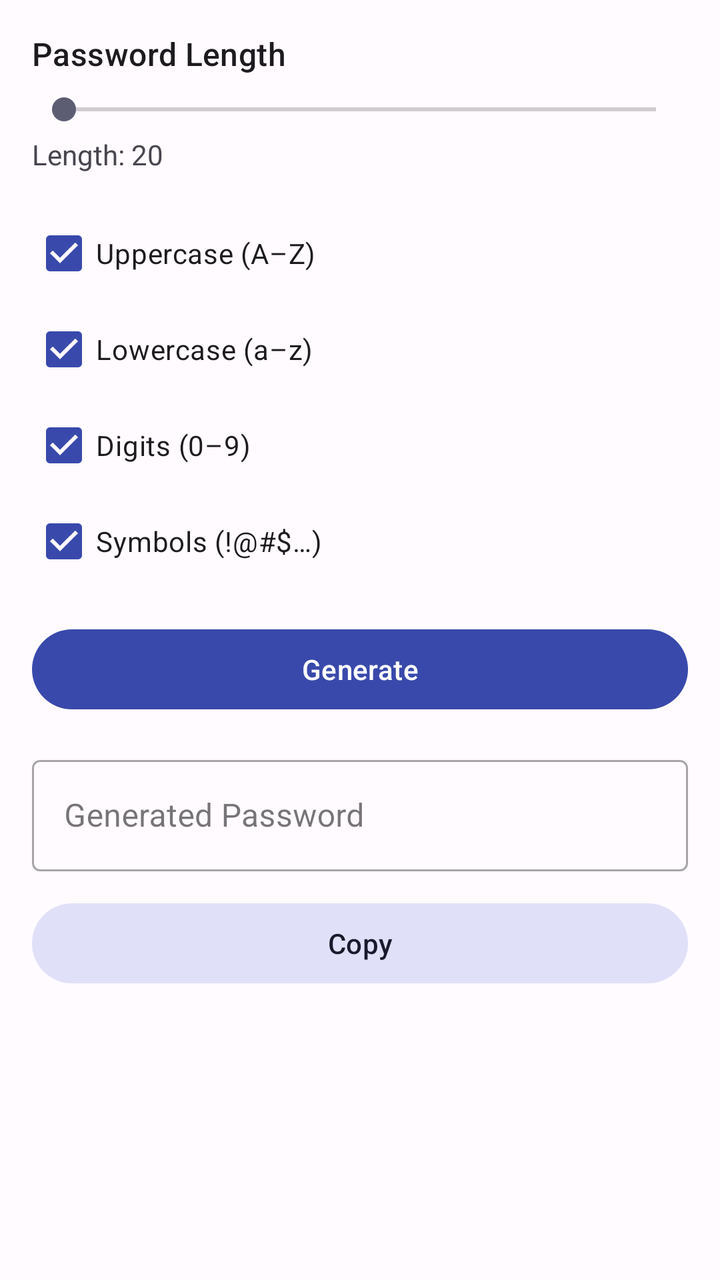
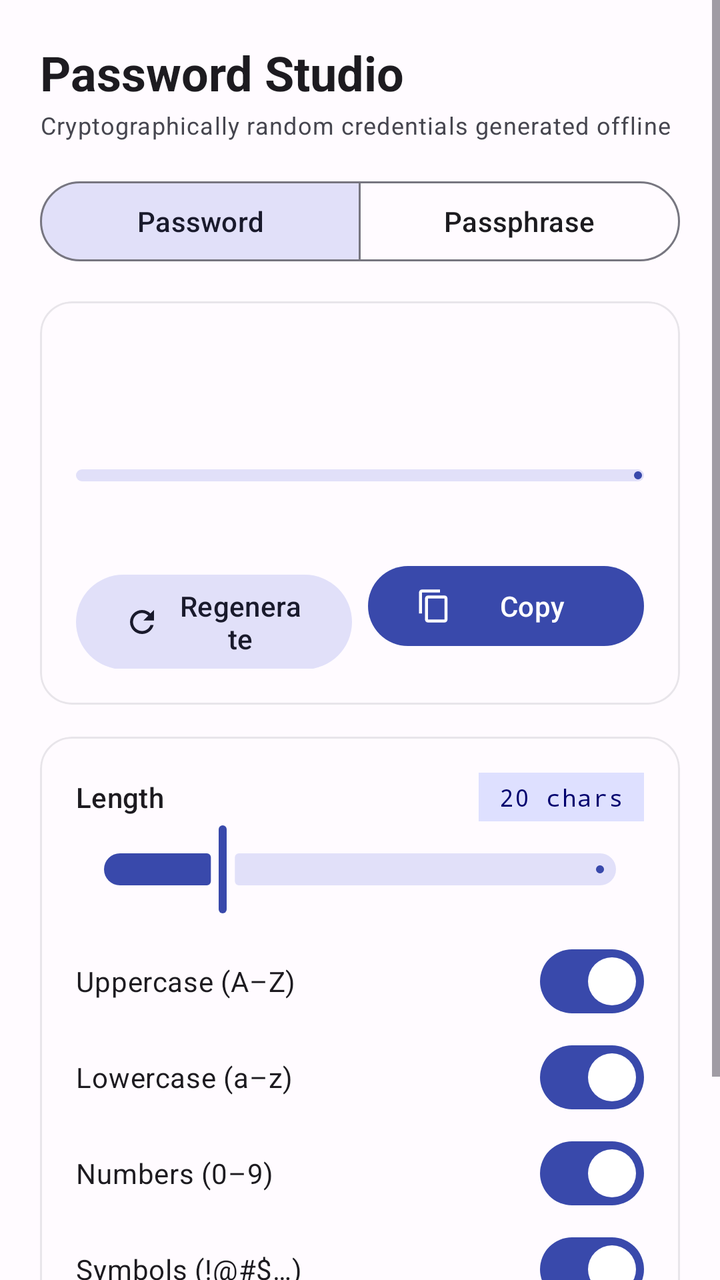

The first picture is an Android layout as it rendered before a commit; the second is the same layout after the commit. The layout source and the unified diff follow.
<!-- AndroidManifest.xml: application theme Theme.KeyFort -->
<!-- res/layout/fragment_generator.xml -->
<?xml version="1.0" encoding="utf-8"?>
<ScrollView xmlns:android="http://schemas.android.com/apk/res/android"
    android:layout_width="match_parent"
    android:layout_height="match_parent">

    <LinearLayout
        android:layout_width="match_parent"
        android:layout_height="wrap_content"
        android:orientation="vertical"
        android:padding="16dp">

        <com.google.android.material.textview.MaterialTextView
            android:layout_width="wrap_content"
            android:layout_height="wrap_content"
            android:text="@string/password_length_title"
            android:textAppearance="?attr/textAppearanceTitleMedium"
            android:layout_marginBottom="8dp" />

        <SeekBar
            android:id="@+id/seek_bar_length"
            android:layout_width="match_parent"
            android:layout_height="wrap_content"
            android:layout_marginBottom="4dp" />

        <com.google.android.material.textview.MaterialTextView
            android:id="@+id/tv_length_label"
            android:layout_width="wrap_content"
            android:layout_height="wrap_content"
            android:text="@string/password_length_label_default"
            android:layout_marginBottom="16dp" />

        <CheckBox
            android:id="@+id/check_upper"
            android:layout_width="wrap_content"
            android:layout_height="wrap_content"
            android:text="@string/uppercase"
            android:checked="true" />

        <CheckBox
            android:id="@+id/check_lower"
            android:layout_width="wrap_content"
            android:layout_height="wrap_content"
            android:text="@string/lowercase"
            android:checked="true" />

        <CheckBox
            android:id="@+id/check_digits"
            android:layout_width="wrap_content"
            android:layout_height="wrap_content"
            android:text="@string/digits"
            android:checked="true" />

        <CheckBox
            android:id="@+id/check_symbols"
            android:layout_width="wrap_content"
            android:layout_height="wrap_content"
            android:text="@string/symbols"
            android:checked="true"
            android:layout_marginBottom="16dp" />

        <com.google.android.material.button.MaterialButton
            android:id="@+id/btn_generate"
            android:layout_width="match_parent"
            android:layout_height="wrap_content"
            android:text="@string/generate"
            android:layout_marginBottom="16dp" />

        <com.google.android.material.textfield.TextInputLayout
            android:layout_width="match_parent"
            android:layout_height="wrap_content"
            android:hint="@string/generated_password"
            android:layout_marginBottom="12dp"
            style="@style/Widget.MaterialComponents.TextInputLayout.OutlinedBox">
            <com.google.android.material.textfield.TextInputEditText
                android:id="@+id/tv_password_result"
                android:layout_width="match_parent"
                android:layout_height="wrap_content"
                android:focusable="false"
                android:inputType="textVisiblePassword" />
        </com.google.android.material.textfield.TextInputLayout>

        <com.google.android.material.button.MaterialButton
            android:id="@+id/btn_copy"
            android:layout_width="match_parent"
            android:layout_height="wrap_content"
            android:text="@string/copy"
            style="@style/Widget.Material3.Button.TonalButton" />

    </LinearLayout>
</ScrollView>
<!-- resources referenced by this layout -->
<resources>
  <string name="copy">Copy</string>
  <string name="digits">Digits (0–9)</string>
  <string name="generate">Generate</string>
  <string name="generated_password">Generated Password</string>
  <string name="lowercase">Lowercase (a–z)</string>
  <string name="password_length_label_default">Length: 20</string>
  <string name="password_length_title">Password Length</string>
  <string name="symbols">Symbols (!@#$…)</string>
  <string name="uppercase">Uppercase (A–Z)</string>
  <color name="md_theme_primary">#3949AB</color>
  <color name="md_theme_onPrimary">#FFFFFF</color>
  <color name="md_theme_primaryContainer">#DEE0FF</color>
  <color name="md_theme_onPrimaryContainer">#00006E</color>
  <color name="md_theme_secondary">#5C5D72</color>
  <color name="md_theme_onSecondary">#FFFFFF</color>
  <color name="md_theme_secondaryContainer">#E1E0F9</color>
  <color name="md_theme_onSecondaryContainer">#191A2C</color>
  <color name="md_theme_tertiary">#78536A</color>
  <color name="md_theme_onTertiary">#FFFFFF</color>
  <color name="md_theme_tertiaryContainer">#FFD8EE</color>
  <color name="md_theme_onTertiaryContainer">#2E1125</color>
  <color name="md_theme_error">#BA1A1A</color>
  <color name="md_theme_errorContainer">#FFDAD6</color>
  <color name="md_theme_onError">#FFFFFF</color>
  <color name="md_theme_onErrorContainer">#410002</color>
  <color name="md_theme_background">#FFFBFF</color>
  <color name="md_theme_onBackground">#1C1B1F</color>
  <color name="md_theme_surface">#FFFBFF</color>
  <color name="md_theme_onSurface">#1C1B1F</color>
  <color name="md_theme_surfaceVariant">#E4E1EC</color>
  <color name="md_theme_onSurfaceVariant">#46464F</color>
  <color name="md_theme_outline">#777680</color>
  <color name="md_theme_inverseOnSurface">#F4EFF4</color>
  <color name="md_theme_inverseSurface">#313033</color>
  <color name="md_theme_inversePrimary">#BAC3FF</color>
  <!-- unchanged entries left out for length: 1 -->
</resources>

<!-- the commit's change to res/layout/fragment_generator.xml (unified diff, before → after) -->
@@ -1,90 +1,397 @@
 <?xml version="1.0" encoding="utf-8"?>
 <ScrollView xmlns:android="http://schemas.android.com/apk/res/android"
+    xmlns:app="http://schemas.android.com/apk/res-auto"
     android:layout_width="match_parent"
-    android:layout_height="match_parent">
+    android:layout_height="match_parent"
+    android:fillViewport="true">
 
     <LinearLayout
         android:layout_width="match_parent"
         android:layout_height="wrap_content"
         android:orientation="vertical"
-        android:padding="16dp">
+        android:padding="20dp"
+        android:paddingBottom="32dp">
 
         <com.google.android.material.textview.MaterialTextView
             android:layout_width="wrap_content"
             android:layout_height="wrap_content"
-            android:text="@string/password_length_title"
-            android:textAppearance="?attr/textAppearanceTitleMedium"
-            android:layout_marginBottom="8dp" />
-
-        <SeekBar
-            android:id="@+id/seek_bar_length"
+            android:text="@string/generator_title"
+            android:textAppearance="?attr/textAppearanceHeadlineSmall"
+            android:textStyle="bold" />
+
+        <com.google.android.material.textview.MaterialTextView
+            android:layout_width="wrap_content"
+            android:layout_height="wrap_content"
+            android:text="@string/generator_subtitle"
+            android:textAppearance="?attr/textAppearanceBodySmall"
+            android:textColor="?attr/colorOnSurfaceVariant"
+            android:layout_marginTop="2dp"
+            android:layout_marginBottom="16dp" />
+
+        
+        <com.google.android.material.button.MaterialButtonToggleGroup
+            android:id="@+id/toggle_gen_mode"
             android:layout_width="match_parent"
             android:layout_height="wrap_content"
-            android:layout_marginBottom="4dp" />
-
-        <com.google.android.material.textview.MaterialTextView
-            android:id="@+id/tv_length_label"
-            android:layout_width="wrap_content"
-            android:layout_height="wrap_content"
-            android:text="@string/password_length_label_default"
-            android:layout_marginBottom="16dp" />
-
-        <CheckBox
-            android:id="@+id/check_upper"
-            android:layout_width="wrap_content"
-            android:layout_height="wrap_content"
-            android:text="@string/uppercase"
-            android:checked="true" />
-
-        <CheckBox
-            android:id="@+id/check_lower"
-            android:layout_width="wrap_content"
-            android:layout_height="wrap_content"
-            android:text="@string/lowercase"
-            android:checked="true" />
-
-        <CheckBox
-            android:id="@+id/check_digits"
-            android:layout_width="wrap_content"
-            android:layout_height="wrap_content"
-            android:text="@string/digits"
-            android:checked="true" />
-
-        <CheckBox
-            android:id="@+id/check_symbols"
-            android:layout_width="wrap_content"
-            android:layout_height="wrap_content"
-            android:text="@string/symbols"
-            android:checked="true"
-            android:layout_marginBottom="16dp" />
-
-        <com.google.android.material.button.MaterialButton
-            android:id="@+id/btn_generate"
+            android:layout_marginBottom="16dp"
+            app:singleSelection="true"
+            app:selectionRequired="true"
+            app:checkedButton="@id/btn_mode_password">
+
+            <com.google.android.material.button.MaterialButton
+                android:id="@+id/btn_mode_password"
+                style="?attr/materialButtonOutlinedStyle"
+                android:layout_width="0dp"
+                android:layout_height="wrap_content"
+                android:layout_weight="1"
+                android:text="@string/mode_password" />
+
+            <com.google.android.material.button.MaterialButton
+                android:id="@+id/btn_mode_passphrase"
+                style="?attr/materialButtonOutlinedStyle"
+                android:layout_width="0dp"
+                android:layout_height="wrap_content"
+                android:layout_weight="1"
+                android:text="@string/mode_passphrase" />
+        </com.google.android.material.button.MaterialButtonToggleGroup>
+
+        
+        <com.google.android.material.card.MaterialCardView
             android:layout_width="match_parent"
             android:layout_height="wrap_content"
-            android:text="@string/generate"
-            android:layout_marginBottom="16dp" />
-
-        <com.google.android.material.textfield.TextInputLayout
+            android:layout_marginBottom="16dp"
+            app:cardCornerRadius="16dp"
+            app:cardElevation="0dp"
+            app:cardBackgroundColor="?attr/colorSurface"
+            app:strokeWidth="1dp"
+            app:strokeColor="#2A777680">
+
+            <LinearLayout
+                android:layout_width="match_parent"
+                android:layout_height="wrap_content"
+                android:orientation="vertical"
+                android:padding="18dp">
+
+                <TextView
+                    android:id="@+id/tv_password_result"
+                    android:layout_width="match_parent"
+                    android:layout_height="wrap_content"
+                    android:fontFamily="monospace"
+                    android:textSize="19sp"
+                    android:lineSpacingExtra="5dp"
+                    android:textColor="?attr/colorOnSurface"
+                    android:textIsSelectable="true"
+                    android:minHeight="52dp"
+                    android:gravity="center_vertical"
+                    android:layout_marginBottom="14dp" />
+
+                <com.google.android.material.progressindicator.LinearProgressIndicator
+                    android:id="@+id/progress_strength"
+                    android:layout_width="match_parent"
+                    android:layout_height="wrap_content"
+                    android:max="100"
+                    android:progress="100"
+                    app:trackCornerRadius="4dp"
+                    app:trackThickness="6dp"
+                    android:layout_marginBottom="8dp" />
+
+                <TextView
+                    android:id="@+id/tv_entropy_summary"
+                    android:layout_width="wrap_content"
+                    android:layout_height="wrap_content"
+                    android:textAppearance="?attr/textAppearanceLabelMedium"
+                    android:textColor="?attr/colorOnSurfaceVariant"
+                    android:layout_marginBottom="14dp" />
+
+                <LinearLayout
+                    android:layout_width="match_parent"
+                    android:layout_height="wrap_content"
+                    android:orientation="horizontal">
+
+                    <com.google.android.material.button.MaterialButton
+                        android:id="@+id/btn_generate"
+                        style="@style/Widget.Material3.Button.TonalButton"
+                        android:layout_width="0dp"
+                        android:layout_height="wrap_content"
+                        android:layout_weight="1"
+                        android:layout_marginEnd="8dp"
+                        android:text="@string/regenerate"
+                        app:icon="@drawable/ic_refresh"
+                        app:iconSize="18dp" />
+
+                    <com.google.android.material.button.MaterialButton
+                        android:id="@+id/btn_copy"
+                        android:layout_width="0dp"
+                        android:layout_height="wrap_content"
+                        android:layout_weight="1"
+                        android:text="@string/copy"
+                        app:icon="@drawable/ic_copy"
+                        app:iconTint="?attr/colorOnPrimary"
+                        app:iconSize="18dp" />
+                </LinearLayout>
+
+                <TextView
+                    android:id="@+id/tv_clipboard_status"
+                    android:layout_width="wrap_content"
+                    android:layout_height="wrap_content"
+                    android:textAppearance="?attr/textAppearanceBodySmall"
+                    android:textColor="?attr/colorPrimary"
+                    android:layout_marginTop="8dp"
+                    android:visibility="gone" />
+            </LinearLayout>
+        </com.google.android.material.card.MaterialCardView>
+
+        
+        <com.google.android.material.card.MaterialCardView
             android:layout_width="match_parent"
             android:layout_height="wrap_content"
-            android:hint="@string/generated_password"
-            android:layout_marginBottom="12dp"
-            style="@style/Widget.MaterialComponents.TextInputLayout.OutlinedBox">
-            <com.google.android.material.textfield.TextInputEditText
-                android:id="@+id/tv_password_result"
+            android:layout_marginBottom="16dp"
+            app:cardCornerRadius="16dp"
+            app:cardElevation="0dp"
+            app:cardBackgroundColor="?attr/colorSurface"
+            app:strokeWidth="1dp"
+            app:strokeColor="#2A777680">
+
+            <LinearLayout
                 android:layout_width="match_parent"
                 android:layout_height="wrap_content"
-                android:focusable="false"
-                android:inputType="textVisiblePassword" />
-        </com.google.android.material.textfield.TextInputLayout>
-
-        <com.google.android.material.button.MaterialButton
-            android:id="@+id/btn_copy"
+                android:orientation="vertical"
+                android:padding="18dp">
+
+                
+                <LinearLayout
+                    android:id="@+id/group_password_options"
+                    android:layout_width="match_parent"
+                    android:layout_height="wrap_content"
+                    android:orientation="vertical">
+
+                    <LinearLayout
+                        android:layout_width="match_parent"
+                        android:layout_height="wrap_content"
+                        android:orientation="horizontal"
+                        android:gravity="center_vertical">
+
+                        <TextView
+                            android:layout_width="0dp"
+                            android:layout_height="wrap_content"
+                            android:layout_weight="1"
+                            android:text="@string/password_length_title"
+                            android:textAppearance="?attr/textAppearanceTitleSmall" />
+
+                        <TextView
+                            android:id="@+id/tv_length_label"
+                            android:layout_width="wrap_content"
+                            android:layout_height="wrap_content"
+                            android:background="?attr/colorPrimaryContainer"
+                            android:textColor="?attr/colorOnPrimaryContainer"
+                            android:paddingStart="10dp"
+                            android:paddingEnd="10dp"
+                            android:paddingTop="4dp"
+                            android:paddingBottom="4dp"
+                            android:fontFamily="monospace"
+                            android:textAppearance="?attr/textAppearanceLabelMedium"
+                            android:text="@string/password_length_label_default" />
+                    </LinearLayout>
+
+                    <com.google.android.material.slider.Slider
+                        android:id="@+id/slider_length"
+                        android:layout_width="match_parent"
+                        android:layout_height="wrap_content"
+                        android:valueFrom="8.0"
+                        android:valueTo="64.0"
+                        android:stepSize="1.0"
+                        android:value="20.0"
+                        app:tickVisible="false"
+                        app:labelBehavior="gone"
+                        android:layout_marginBottom="8dp" />
+
+                    <com.google.android.material.materialswitch.MaterialSwitch
+                        android:id="@+id/switch_upper"
+                        android:layout_width="match_parent"
+                        android:layout_height="wrap_content"
+                        android:minHeight="48dp"
+                        android:checked="true"
+                        android:text="@string/uppercase" />
+
+                    <com.google.android.material.materialswitch.MaterialSwitch
+                        android:id="@+id/switch_lower"
+                        android:layout_width="match_parent"
+                        android:layout_height="wrap_content"
+                        android:minHeight="48dp"
+                        android:checked="true"
+                        android:text="@string/lowercase" />
+
+                    <com.google.android.material.materialswitch.MaterialSwitch
+                        android:id="@+id/switch_digits"
+                        android:layout_width="match_parent"
+                        android:layout_height="wrap_content"
+                        android:minHeight="48dp"
+                        android:checked="true"
+                        android:text="@string/digits" />
+
+                    <com.google.android.material.materialswitch.MaterialSwitch
+                        android:id="@+id/switch_symbols"
+                        android:layout_width="match_parent"
+                        android:layout_height="wrap_content"
+                        android:minHeight="48dp"
+                        android:checked="true"
+                        android:text="@string/symbols" />
+
+                    <com.google.android.material.materialswitch.MaterialSwitch
+                        android:id="@+id/switch_avoid_ambiguous"
+                        android:layout_width="match_parent"
+                        android:layout_height="wrap_content"
+                        android:minHeight="48dp"
+                        android:checked="false"
+                        android:text="@string/avoid_ambiguous" />
+                </LinearLayout>
+
+                
+                <LinearLayout
+                    android:id="@+id/group_passphrase_options"
+                    android:layout_width="match_parent"
+                    android:layout_height="wrap_content"
+                    android:orientation="vertical"
+                    android:visibility="gone">
+
+                    <LinearLayout
+                        android:layout_width="match_parent"
+                        android:layout_height="wrap_content"
+                        android:orientation="horizontal"
+                        android:gravity="center_vertical">
+
+                        <TextView
+                            android:layout_width="0dp"
+                            android:layout_height="wrap_content"
+                            android:layout_weight="1"
+                            android:text="@string/word_count_title"
+                            android:textAppearance="?attr/textAppearanceTitleSmall" />
+
+                        <TextView
+                            android:id="@+id/tv_word_count_label"
+                            android:layout_width="wrap_content"
+                            android:layout_height="wrap_content"
+                            android:background="?attr/colorPrimaryContainer"
+                            android:textColor="?attr/colorOnPrimaryContainer"
+                            android:paddingStart="10dp"
+                            android:paddingEnd="10dp"
+                            android:paddingTop="4dp"
+                            android:paddingBottom="4dp"
+                            android:fontFamily="monospace"
+                            android:textAppearance="?attr/textAppearanceLabelMedium"
+                            android:text="@string/word_count_label_default" />
+                    </LinearLayout>
+
+                    <com.google.android.material.slider.Slider
+                        android:id="@+id/slider_word_count"
+                        android:layout_width="match_parent"
+                        android:layout_height="wrap_content"
+                        android:valueFrom="3.0"
+                        android:valueTo="10.0"
+                        android:stepSize="1.0"
+                        android:value="5.0"
+                        app:tickVisible="false"
+                        app:labelBehavior="gone"
+                        android:layout_marginBottom="10dp" />
+
+                    <TextView
+                        android:layout_width="wrap_content"
+                        android:layout_height="wrap_content"
+                        android:text="@string/separator_title"
+                        android:textAppearance="?attr/textAppearanceLabelMedium"
+                        android:textColor="?attr/colorOnSurfaceVariant"
+                        android:layout_marginBottom="6dp" />
+
+                    <com.google.android.material.chip.ChipGroup
+                        android:id="@+id/chips_separator"
+                        android:layout_width="match_parent"
+                        android:layout_height="wrap_content"
+                        app:singleSelection="true"
+                        app:selectionRequired="true"
+                        android:layout_marginBottom="12dp">
+
+                        <com.google.android.material.chip.Chip
+                            android:id="@+id/chip_sep_hyphen"
+                            style="@style/Widget.Material3.Chip.Filter"
+                            android:layout_width="wrap_content"
+                            android:layout_height="wrap_content"
+                            android:checked="true"
+                            android:text="@string/sep_hyphen" />
+
+                        <com.google.android.material.chip.Chip
+                            android:id="@+id/chip_sep_dot"
+                            style="@style/Widget.Material3.Chip.Filter"
+                            android:layout_width="wrap_content"
+                            android:layout_height="wrap_content"
+                            android:text="@string/sep_dot" />
+
+                        <com.google.android.material.chip.Chip
+                            android:id="@+id/chip_sep_underscore"
+                            style="@style/Widget.Material3.Chip.Filter"
+                            android:layout_width="wrap_content"
+                            android:layout_height="wrap_content"
+                            android:text="@string/sep_underscore" />
+
+                        <com.google.android.material.chip.Chip
+                            android:id="@+id/chip_sep_space"
+                            style="@style/Widget.Material3.Chip.Filter"
+                            android:layout_width="wrap_content"
+                            android:layout_height="wrap_content"
+                            android:text="@string/sep_space" />
+                    </com.google.android.material.chip.ChipGroup>
+
+                    <com.google.android.material.materialswitch.MaterialSwitch
+                        android:id="@+id/switch_capitalize"
+                        android:layout_width="match_parent"
+                        android:layout_height="wrap_content"
+                        android:minHeight="48dp"
+                        android:checked="true"
+                        android:text="@string/capitalize_words" />
+
+                    <com.google.android.material.materialswitch.MaterialSwitch
+                        android:id="@+id/switch_include_number"
+                        android:layout_width="match_parent"
+                        android:layout_height="wrap_content"
+                        android:minHeight="48dp"
+                        android:checked="true"
+                        android:text="@string/include_number" />
+                </LinearLayout>
+            </LinearLayout>
+        </com.google.android.material.card.MaterialCardView>
+
+        
+        <com.google.android.material.card.MaterialCardView
+            android:id="@+id/card_recent_history"
             android:layout_width="match_parent"
             android:layout_height="wrap_content"
-            android:text="@string/copy"
-            style="@style/Widget.Material3.Button.TonalButton" />
+            android:visibility="gone"
+            app:cardCornerRadius="16dp"
+            app:cardElevation="0dp"
+            app:cardBackgroundColor="?attr/colorSurface"
+            app:strokeWidth="1dp"
+            app:strokeColor="#2A777680">
+
+            <LinearLayout
+                android:layout_width="match_parent"
+                android:layout_height="wrap_content"
+                android:orientation="vertical"
+                android:padding="16dp">
+
+                <TextView
+                    android:layout_width="wrap_content"
+                    android:layout_height="wrap_content"
+                    android:text="@string/recent_in_memory"
+                    android:textAppearance="?attr/textAppearanceLabelMedium"
+                    android:textColor="?attr/colorOnSurfaceVariant"
+                    android:layout_marginBottom="8dp" />
+
+                <LinearLayout
+                    android:id="@+id/container_recent_items"
+                    android:layout_width="match_parent"
+                    android:layout_height="wrap_content"
+                    android:orientation="vertical" />
+            </LinearLayout>
+        </com.google.android.material.card.MaterialCardView>
 
     </LinearLayout>
 </ScrollView>
<!-- resource entries referenced after the edit -->
@@ -1,14 +1,50 @@
 <!-- resources referenced by this layout -->
 <resources>
+  <!-- drawable ic_copy (drawable) -->
+  <?xml version="1.0" encoding="utf-8"?>
+  <vector xmlns:android="http://schemas.android.com/apk/res/android"
+      android:width="24dp"
+      android:height="24dp"
+      android:viewportWidth="24"
+      android:viewportHeight="24">
+      <path
+          android:fillColor="?attr/colorOnSurfaceVariant"
+          android:pathData="M16,1H4c-1.1,0 -2,0.9 -2,2v14h2V3h12V1zM19,5H8c-1.1,0 -2,0.9 -2,2v14c0,1.1 0.9,2 2,2h11c1.1,0 2,-0.9 2,-2V7c0,-1.1 -0.9,-2 -2,-2zM19,21H8V7h11v14z" />
+  </vector>
+  <!-- drawable ic_refresh (drawable) -->
+  <?xml version="1.0" encoding="utf-8"?>
+  <vector xmlns:android="http://schemas.android.com/apk/res/android"
+      android:width="24dp"
+      android:height="24dp"
+      android:viewportWidth="24"
+      android:viewportHeight="24">
+      <path
+          android:fillColor="?attr/colorOnSurfaceVariant"
+          android:pathData="M17.65,6.35C16.2,4.9 14.21,4 12,4c-4.42,0 -7.99,3.58 -7.99,8s3.57,8 7.99,8c3.73,0 6.84,-2.55 7.73,-6h-2.08c-0.82,2.33 -3.04,4 -5.65,4 -3.31,0 -6,-2.69 -6,-6s2.69,-6 6,-6c1.66,0 3.14,0.69 4.22,1.78L13,11h7V4l-2.35,2.35z" />
+  </vector>
+  <string name="avoid_ambiguous">Avoid look-alike characters (0/O, 1/l/I)</string>
+  <string name="capitalize_words">Capitalize words</string>
   <string name="copy">Copy</string>
-  <string name="digits">Digits (0–9)</string>
-  <string name="generate">Generate</string>
-  <string name="generated_password">Generated Password</string>
+  <string name="digits">Numbers (0–9)</string>
+  <string name="generator_subtitle">Cryptographically random credentials generated offline</string>
+  <string name="generator_title">Password Studio</string>
+  <string name="include_number">Include a random number</string>
   <string name="lowercase">Lowercase (a–z)</string>
-  <string name="password_length_label_default">Length: 20</string>
-  <string name="password_length_title">Password Length</string>
+  <string name="mode_passphrase">Passphrase</string>
+  <string name="mode_password">Password</string>
+  <string name="password_length_label_default">20 chars</string>
+  <string name="password_length_title">Length</string>
+  <string name="recent_in_memory">Recent (RAM only · cleared on exit)</string>
+  <string name="regenerate">Regenerate</string>
+  <string name="sep_dot">.</string>
+  <string name="sep_hyphen">-</string>
+  <string name="sep_space">Space</string>
+  <string name="sep_underscore">_</string>
+  <string name="separator_title">Word Separator</string>
   <string name="symbols">Symbols (!@#$…)</string>
   <string name="uppercase">Uppercase (A–Z)</string>
+  <string name="word_count_label_default">5 words</string>
+  <string name="word_count_title">Word Count</string>
   <color name="md_theme_primary">#3949AB</color>
   <color name="md_theme_onPrimary">#FFFFFF</color>
   <color name="md_theme_primaryContainer">#DEE0FF</color>
